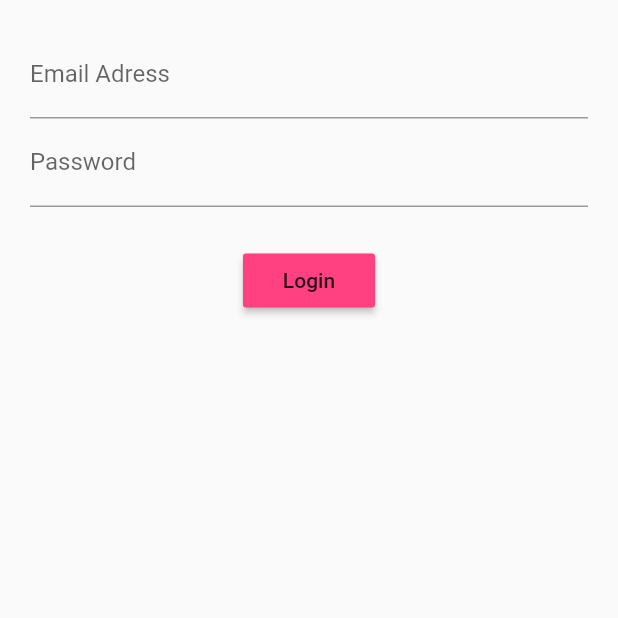
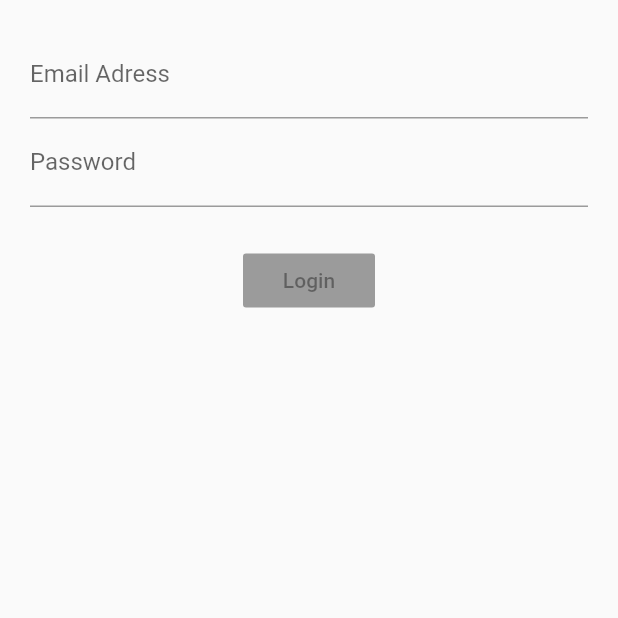
Before and after one commit to ottersp0tter/login_bloc, a Flutter app: the screen it shows after launch, on a phone screen of 412 x 824 dp, the top half of it. Run offline on Flutter 3.47's test engine with Material 2 defaults, Android fonts, the phone set to English and light mode, and no system bars; our stand-ins replace rxdart.

Commit message:
finished app with rxdart

```diff
--- a/lib/src/blocs/bloc.dart
+++ b/lib/src/blocs/bloc.dart
@@ -1,17 +1,27 @@
 import 'dart:async';
 import 'validators.dart';
+import 'package:rxdart/rxdart.dart';
 
 class Bloc extends Object with Validators {
-  final _email = StreamController<String>();
-  final _password = StreamController<String>();
+  final _email = BehaviorSubject<String>();
+  final _password = BehaviorSubject<String>();
 
   // add data to stream
   Stream<String> get email => _email.stream.transform(validateEmail);
   Stream<String> get password => _password.stream.transform(validatePassword);
-
+  Stream<bool> get submitValid =>
+      CombineLatestStream.combine2(email, password, (e, p) => true);
   //change data
   Function(String) get changeEmail => _email.sink.add;
   Function(String) get changePassword => _password.sink.add;
+
+  submit() {
+    final validEmail = _email.value;
+    final validPassword = _password.value;
+
+    print('Email is $validEmail');
+    print('Password is $validPassword');
+  }
 
   dispose() {
     _email.close();
--- a/lib/src/screens/login_screen.dart
+++ b/lib/src/screens/login_screen.dart
@@ -14,7 +14,7 @@ class LoginScreen extends StatelessWidget {
           Container(
             margin: EdgeInsets.only(top: 25.0),
           ),
-          submitButton(),
+          submitButton(bloc),
         ],
       ),
     );
@@ -53,11 +53,16 @@ class LoginScreen extends StatelessWidget {
     );
   }
 
-  Widget submitButton() {
-    return RaisedButton(
-      onPressed: () {},
-      child: Text('Login'),
-      color: Colors.pinkAccent,
+  Widget submitButton(Bloc bloc) {
+    return StreamBuilder(
+      stream: bloc.submitValid,
+      builder: (context, snapshot) {
+        return RaisedButton(
+          onPressed: snapshot.hasData ? bloc.submit : null,
+          child: Text('Login'),
+          color: Colors.pinkAccent,
+        );
+      },
     );
   }
 }
--- a/pubspec.yaml
+++ b/pubspec.yaml
@@ -23,7 +23,7 @@ environment:
 dependencies:
   flutter:
     sdk: flutter
-
+  rxdart: ^0.25.0
 
   # The following adds the Cupertino Icons font to your application.
   # Use with the CupertinoIcons class for iOS style icons.
```
Also changed, not shown: pubspec.lock.
